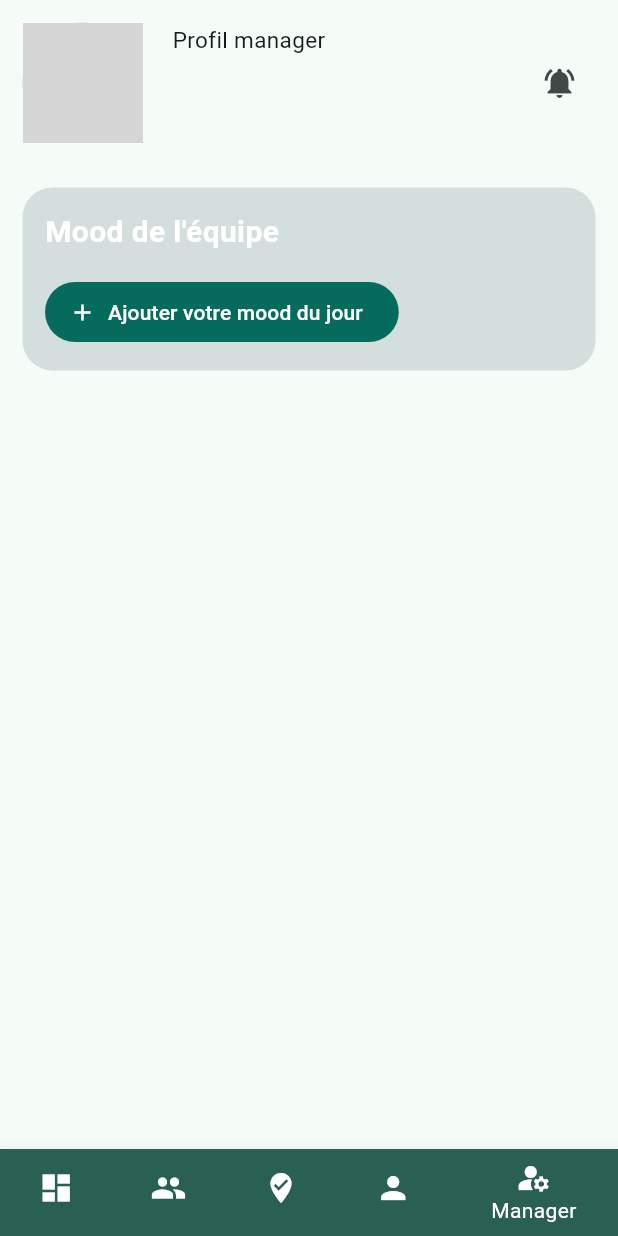
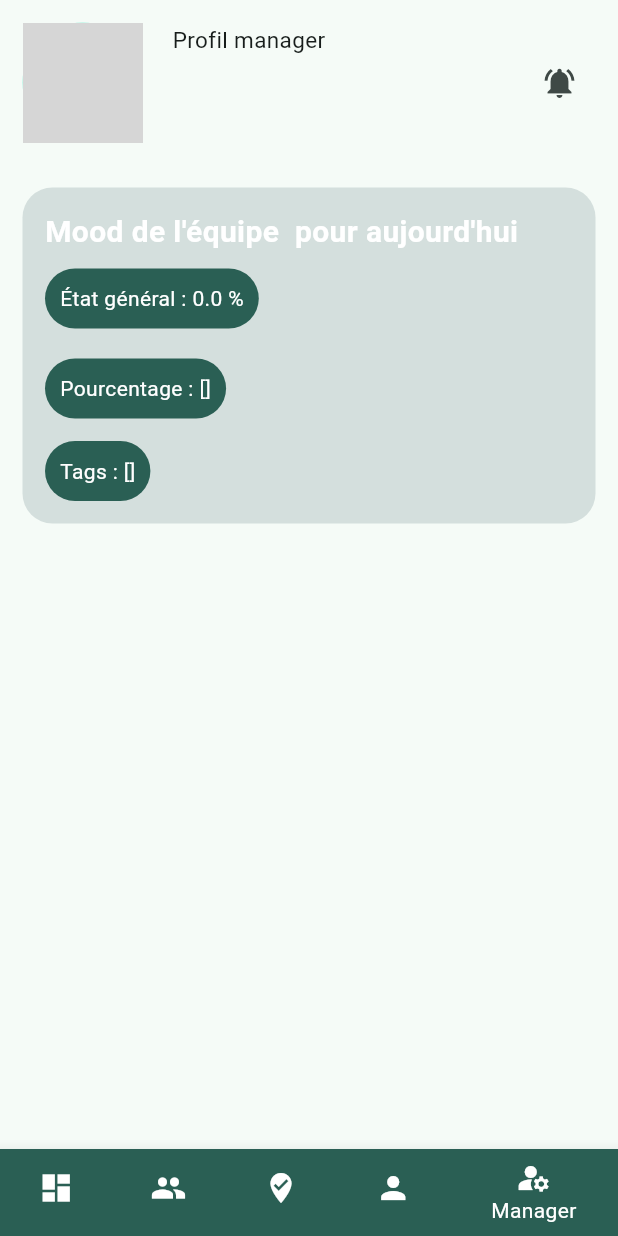
Before and after one commit to maximealbert/moodly_flutter_2, a Flutter app: the NavigationBottomNavBarManager screen opened directly with empty values, item 5 of the bottom bar chosen, after a tap on the "notifications active" icon, on a phone screen of 412 x 824 dp. Run offline on Flutter 3.47's test engine with Material 2 defaults, Android fonts, the light colour scheme and no system bars; network calls fail; grey boxes are pictures that could not be loaded.

Commit message:
add average mood and tags manager

```diff
--- a/lib/widgets/manager_dashboard.dart
+++ b/lib/widgets/manager_dashboard.dart
@@ -50,8 +50,9 @@ class _ManagerDashboardState extends State<ManagerDashboard> {
   // Controllers for all users in team (including the manager)
   List usersInTeamDocumentId = [];
   List usersInTeamName = [];
-  List usersInTeamPercentageForGivenDate = [];
-  List usersInTeamTagsForGivenDate = [];
+  List usersInTeamPercentageForToday = [];
+  List usersInTeamTagsForToday = [];
+  double averagePercentageForToday = 0.0;
 
 
 
@@ -59,6 +60,8 @@ class _ManagerDashboardState extends State<ManagerDashboard> {
 
   // Fetch to get all datas concerning the user
   Future<void> getDatas(String documentId) async {
+
+
 
     // Reset value to be sure to get back the good view (MoodFilled or not)
     todaysMood = null;
@@ -117,6 +120,12 @@ class _ManagerDashboardState extends State<ManagerDashboard> {
                 dynamic dataTeams = dataTeam['data'];
                 dynamic usersInTeam = dataTeams['users'];
                 print(usersInTeam);
+
+                usersInTeamPercentageForToday.clear();
+                usersInTeamTagsForToday.clear();
+
+
+
                 for (dynamic user in usersInTeam){
                   //TODO : recupere les données de la team. il faut récupérer les données des utilisateurs et du manager
                     //print(user['documentId']);
@@ -129,10 +138,26 @@ class _ManagerDashboardState extends State<ManagerDashboard> {
 
                 });
 
+            }
 
-                // do the fetch request to get the mood for today for each user
-                for (var index = 0; index <= usersInTeamDocumentId.length; index ++){
-                    final url = Uri.parse('http://localhost:1337/api/user-2s/' + documentId + '?populate=*');
+          }catch (error) {
+              print('Error fetching teams : $error');
+          }
+
+
+      } else {
+        print('Failed to load data: ${response.statusCode}');
+      }
+    } catch (error) {
+      print('Error fetching data: $error');
+    }
+
+
+
+
+    //do the fetch request to get the mood for today for each user
+    for (dynamic userDocId in usersInTeamDocumentId){
+        final url = Uri.parse('http://localhost:1337/api/user-2s/' + userDocId + '?populate=*');
 
         try {
           final response = await http.get(
@@ -142,6 +167,29 @@ class _ManagerDashboardState extends State<ManagerDashboard> {
             },
           );
 
+          dynamic responseBody = jsonDecode(response.body);
+          dynamic selectedUserData = responseBody['data'];
+          dynamic selectedUserMoods = selectedUserData['moods'];
+
+          print(selectedUserMoods);
+
+          // if : check if there is a mood for today
+          dynamic moodsList = selectedUserMoods.toList();
+
+          // Check is there is a mood and change the value of the bool
+
+          setState(() {
+            if ((moodsList.where((item)=> item['mood_datetime'] == todaysDateFormatted)).isNotEmpty ){
+
+            final percentageSelected = moodsList.where((item)=> item['mood_datetime'] == todaysDateFormatted).toList()[0]['percentage'];
+            final tagSelected = moodsList.where((item) => item['mood_datetime'] == todaysDateFormatted).toList()[0]['tag'];
+            usersInTeamPercentageForToday.add(percentageSelected);
+            usersInTeamTagsForToday.add(tagSelected);
+            }
+          });
+
+
+
 
 
         }catch (error){
@@ -149,24 +197,19 @@ class _ManagerDashboardState extends State<ManagerDashboard> {
         }
     }
 
+    dynamic sum = 0;
+    // Calculate the average percentage
+    for (dynamic perc in usersInTeamPercentageForToday){
+      sum += perc;
+    }
+    print(sum);
+    averagePercentageForToday = (sum/usersInTeamPercentageForToday.length).toDouble();
+    print(averagePercentageForToday);
 
 
-
-            }
-
-          }catch (error) {
-              print('Error fetching teams : $error');
-          }
+     //print('All percentages for users mood : ' + usersInTeamPercentageForToday.toString());
 
 
-
-
-      } else {
-        print('Failed to load data: ${response.statusCode}');
-      }
-    } catch (error) {
-      print('Error fetching data: $error');
-    }
   }
 
 
@@ -221,13 +264,13 @@ class _ManagerDashboardState extends State<ManagerDashboard> {
 
 
               IconButton(onPressed: (){
-                getDatas(widget.documentIdForSelectedUser);
+
               }, icon: Icon(Icons.notifications_active))
             ],),
             SizedBox(height: 30,),
 
             // BLOC 1 : mood du jour (selon si la variable todaysMood est vide )
-            GlobalMoodToday(documentId: widget.documentIdForSelectedUser, userStrapiId: userStrapiId, userInfos: selectedUserInfos, teamName: teamName)
+            GlobalMoodToday(documentId: widget.documentIdForSelectedUser, userStrapiId: userStrapiId, userInfos: selectedUserInfos, teamName: teamName, todaysMoodForUser: usersInTeamPercentageForToday, todaysTagsForUser: usersInTeamTagsForToday, averageMood: averagePercentageForToday,)
 
 
 
@@ -239,114 +282,17 @@ class _ManagerDashboardState extends State<ManagerDashboard> {
 
 }
 
-class TodaysMoodFilled extends StatefulWidget {
-
-  final moodForToday;
-
-
-  const TodaysMoodFilled({
-    super.key,
-    required this.moodForToday
-
-  });
-
-  @override
-  State<TodaysMoodFilled> createState() => _TodaysMoodFilledState();
-}
-
-class _TodaysMoodFilledState extends State<TodaysMoodFilled> {
-
-
-  // controllers
-  String percentageToday = '';
-  String tagToday = '';
-
-
-  @override
-  void initState() {
-    // TODO: implement initState
-    super.initState();
-    setState(() {
-
-      if (widget.moodForToday.isEmpty){
-        print('Null value founded');
-      }else{
-        percentageToday = widget.moodForToday.toList()[0]['percentage'].toString();
-         tagToday = widget.moodForToday.toList()[0]['tag'].toString();
-      }
-
-
-
-    });
-  }
-
-  @override
-  Widget build(BuildContext context) {
-
-
-
-      return Container(
-      decoration: BoxDecoration(borderRadius: BorderRadius.circular(20.0), color: Color(0xFFD4DFDD),),
-
-      width: double.infinity,
-      child: Column(
-        crossAxisAlignment: CrossAxisAlignment.start,
-        children: [
-          const Padding(
-            padding: EdgeInsets.fromLTRB(15.0, 15, 15,0),
-            child: Text('Votre mood du jour', style: TextStyle(fontSize: 20, color: Colors.white, fontWeight: FontWeight.bold)),
-          ),
-          Padding(
-            padding: const EdgeInsets.fromLTRB(15.0, 10, 15, 10),
-            child: Container(
-              decoration: BoxDecoration(
-                color: Color(0xFF2A5F54),
-                borderRadius: BorderRadius.circular(25)
-
-              ),
-              child: Padding(
-                padding: const EdgeInsets.all(10.0),
-                child: Text(
-                  'Pourcentage : '+percentageToday,
-                  style: TextStyle(color: Colors.white),
-                ),
-              ),
-            ),
-          ),
-          Padding(
-            padding: const EdgeInsets.fromLTRB(15, 0, 15, 15),
-            child: Container(
-              decoration: BoxDecoration(
-                color: Color(0xFF2A5F54),
-                borderRadius: BorderRadius.circular(20)
-
-              ),
-              child: Padding(
-                padding: const EdgeInsets.all(10.0),
-                child: Text(
-                  'Tag : '+tagToday,
-                  style: TextStyle(color: Colors.white),
-                ),
-              ),
-            ),
-          ),
-        ],
-      ),
-    );
-
-
-
-  }
-}
-
 class GlobalMoodToday extends StatefulWidget {
 
   final documentId;
   final userStrapiId;
   final userInfos;
   final teamName;
+  final todaysMoodForUser;
+  final todaysTagsForUser ;
+  final averageMood;
 
-  const GlobalMoodToday({super.key, required this.documentId, required this.userStrapiId, required this.userInfos, required this.teamName});
+  const GlobalMoodToday({super.key, required this.documentId, required this.userStrapiId, required this.userInfos, required this.teamName, required this.todaysMoodForUser, required this.todaysTagsForUser, required this.averageMood});
 
   @override
   State<GlobalMoodToday> createState() => _GlobalMoodTodayState();
@@ -366,6 +312,7 @@ class _GlobalMoodTodayState extends State<GlobalMoodToday> {
   @override
   Widget build(BuildContext context) {
 
+
       // No mood filled, add mood button is shown
       return Container(
       decoration: BoxDecoration(borderRadius: BorderRadius.circular(20.0), color: Color(0xFFD4DFDD),),
@@ -376,18 +323,62 @@ class _GlobalMoodTodayState extends State<GlobalMoodToday> {
         children: [
            Padding(
             padding: EdgeInsets.fromLTRB(15.0, 15, 15,0),
-            child: Text("Mood de l\'équipe " + widget.teamName.toString(), style: TextStyle(fontSize: 20, color: Colors.white, fontWeight: FontWeight.bold)),
+            child: Text("Mood de l\'équipe " + widget.teamName.toString() + ' pour aujourd\'hui', style: TextStyle(fontSize: 20, color: Colors.white, fontWeight: FontWeight.bold)),
+          ),
+
+          Padding(
+                      padding: const EdgeInsets.fromLTRB(15.0, 10, 15, 10),
+                      child: Container(
+                        decoration: BoxDecoration(
+                          color: Color(0xFF2A5F54),
+                          borderRadius: BorderRadius.circular(25)
+
+              ),
+              child: Padding(
+                padding: const EdgeInsets.all(10.0),
+                child: Text(
+                  'État général : ' + widget.averageMood.toString() + ' %',
+                  style: TextStyle(color: Colors.white),
+                ),
+              ),
+            ),
+          ),
+
+
+          Padding(
+                      padding: const EdgeInsets.fromLTRB(15.0, 10, 15, 10),
+                      child: Container(
+                        decoration: BoxDecoration(
+                          color: Color(0xFF2A5F54),
+                          borderRadius: BorderRadius.circular(25)
+
+              ),
+              child: Padding(
+                padding: const EdgeInsets.all(10.0),
+                child: Text(
+                  'Pourcentage : ' + widget.todaysMoodForUser.toString() ,
+                  style: TextStyle(color: Colors.white),
+                ),
+              ),
+            ),
           ),
           Padding(
-            padding: const EdgeInsets.all(15.0),
-            child: FilledButton.icon(
+                      padding: const EdgeInsets.fromLTRB(15.0, 5, 15, 15),
+                      child: Container(
+                        decoration: BoxDecoration(
+                          color: Color(0xFF2A5F54),
+                          borderRadius: BorderRadius.circular(25)
 
-              onPressed: (){
-                  print('Button pressed');
-                },
-              icon: Icon(Icons.add), label: Text('Ajouter votre mood du jour')
               ),
-          )
+              child: Padding(
+                padding: const EdgeInsets.all(10.0),
+                child: Text(
+                  'Tags : ' + widget.todaysTagsForUser.toString(),
+                  style: TextStyle(color: Colors.white),
+                ),
+              ),
+            ),
+          ),
         ],
       ),
     );
```
Lines whose indentation alone changed are shown as unchanged.
